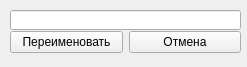
This is src/untitled52vs/dialogrenameplaylist.ui in mirkoni86/MPMPlayer as Qt 5 draws it before an edit. The edited form follows.
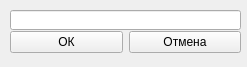
This is the edited form.

```diff
--- a/src/untitled52vs/dialogrenameplaylist.ui
+++ b/src/untitled52vs/dialogrenameplaylist.ui
@@ -23,7 +23,7 @@
     </rect>
    </property>
   </widget>
-  <widget class="QWidget" name="">
+  <widget class="QWidget" name="layoutWidget">
    <property name="geometry">
     <rect>
      <x>10</x>
@@ -36,7 +36,7 @@
     <item>
      <widget class="QPushButton" name="pushButtonRename">
       <property name="text">
-       <string>Переименовать</string>
+       <string>ОК</string>
       </property>
      </widget>
     </item>
```
